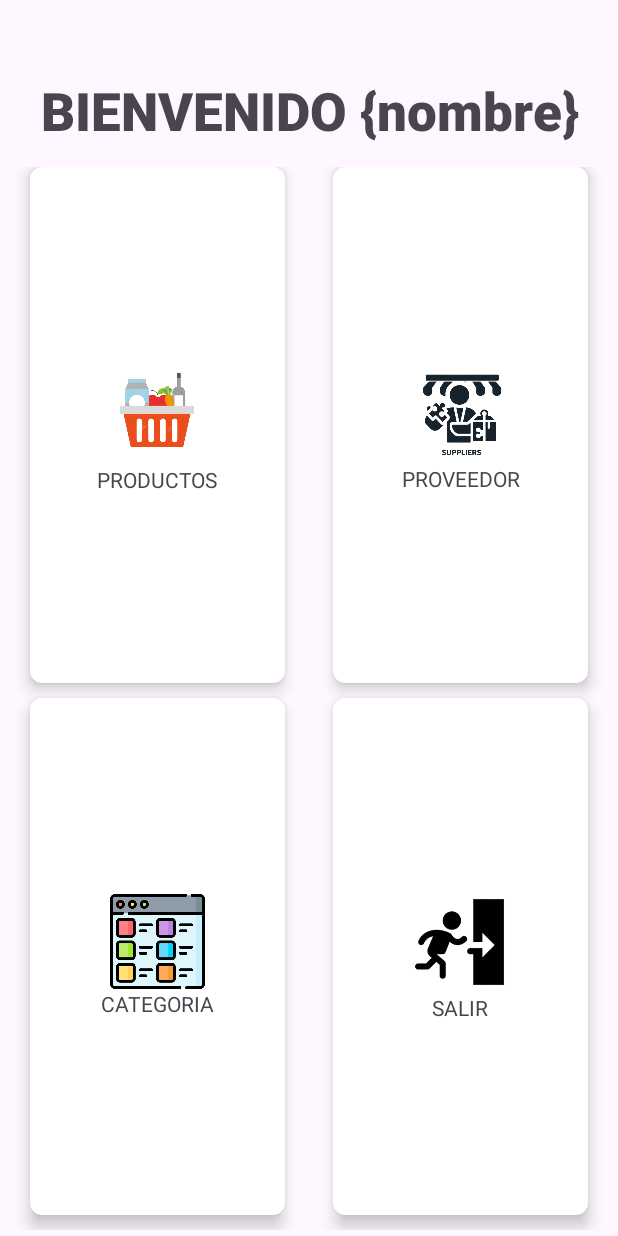
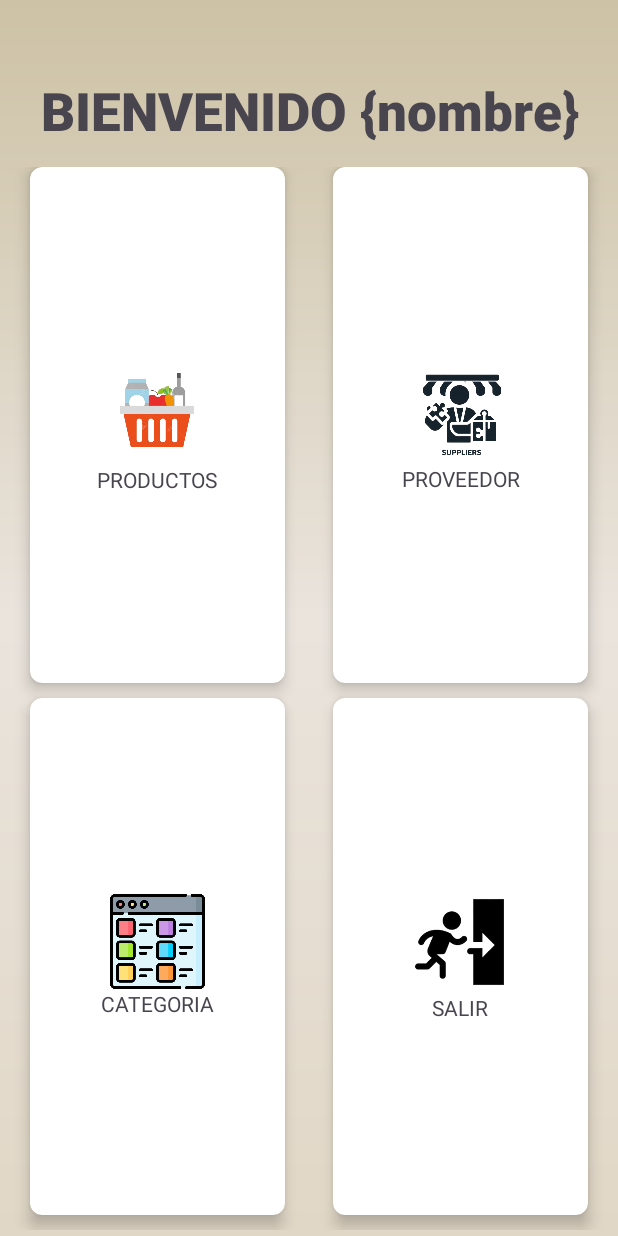
Before and after one commit to LuZRQ/ProyectoMovCatProv, an Android app: the Home screen opened directly, with no data from a screen before it, on a phone screen of 412 x 824 dp. Run offline under Robolectric (Android 15) with nearby library versions, the phone set to English and light mode, and no system bars.

Commit message:
Se actualizo

```diff
--- /dev/null
+++ b/app/src/main/res/drawable/fondop.xml
@@ -0,0 +1,16 @@
+<?xml version="1.0" encoding="utf-8"?>
+<shape xmlns:android="http://schemas.android.com/apk/res/android">
+
+
+
+
+
+    <gradient
+        android:type="linear"
+        android:startColor="@color/color1"
+        android:centerColor="@color/color3"
+        android:endColor="@color/color2"
+        android:angle="50"
+        android:gradientRadius="200dp"/>
+
+</shape>
--- a/app/src/main/res/layout/activity_calcular_iva.xml
+++ b/app/src/main/res/layout/activity_calcular_iva.xml
@@ -5,6 +5,7 @@
     android:id="@+id/main"
     android:layout_width="match_parent"
     android:layout_height="match_parent"
+    android:background="@drawable/fondop"
     tools:context=".CalcularIva">
 
     <LinearLayout
--- a/app/src/main/res/layout/activity_categoria.xml
+++ b/app/src/main/res/layout/activity_categoria.xml
@@ -5,6 +5,7 @@
     android:id="@+id/main"
     android:layout_width="match_parent"
     android:layout_height="match_parent"
+    android:background="@drawable/fondop"
     tools:context=".Categoria">
     <!-- Imagen de fondo con texto grande "Categoría" -->
     <ImageView
--- a/app/src/main/res/layout/activity_home.xml
+++ b/app/src/main/res/layout/activity_home.xml
@@ -5,6 +5,7 @@
     android:id="@+id/main"
     android:layout_width="match_parent"
     android:layout_height="match_parent"
+    android:background="@drawable/fondop"
     tools:context=".Home">
 
     <TextView
@@ -49,6 +50,7 @@
             android:layout_marginLeft="16dp"
             android:layout_marginRight="16dp"
             android:layout_marginBottom="10dp"
+            android:background="@color/color3"
             android:foreground="?selectableItemBackground"
             app:cardCornerRadius="8dp"
             app:cardElevation="6dp"
@@ -85,6 +87,7 @@
             android:layout_marginLeft="16dp"
             android:layout_marginRight="16dp"
             android:layout_marginBottom="10dp"
+            android:background="@color/color3"
             android:foreground="?selectableItemBackground"
             app:cardCornerRadius="8dp"
             app:cardElevation="6dp"
@@ -121,6 +124,7 @@
             android:layout_marginLeft="16dp"
             android:layout_marginRight="16dp"
             android:layout_marginBottom="10dp"
+            android:background="@color/color3"
             android:foreground="?selectableItemBackground"
             app:cardCornerRadius="8dp"
             app:cardElevation="6dp"
--- a/app/src/main/res/layout/activity_main.xml
+++ b/app/src/main/res/layout/activity_main.xml
@@ -5,6 +5,7 @@
     android:id="@+id/main"
     android:layout_width="match_parent"
     android:layout_height="match_parent"
+    android:background="@drawable/fondop"
     tools:context=".MainActivity">
 
     <TextView
--- a/app/src/main/res/layout/activity_proveedores.xml
+++ b/app/src/main/res/layout/activity_proveedores.xml
@@ -5,6 +5,7 @@
     android:id="@+id/main"
     android:layout_width="match_parent"
     android:layout_height="match_parent"
+    android:background="@drawable/fondop"
     tools:context=".Proveedores">
     <!-- Imagen de fondo con texto grande "Proveedores" -->
     <ImageView
--- a/app/src/main/res/layout/activity_regis_product.xml
+++ b/app/src/main/res/layout/activity_regis_product.xml
@@ -5,6 +5,7 @@
     android:id="@+id/main"
     android:layout_width="match_parent"
     android:layout_height="match_parent"
+    android:background="@drawable/fondop"
     tools:context=".RegisProduct">
 
 
--- a/app/src/main/res/values/colors.xml
+++ b/app/src/main/res/values/colors.xml
@@ -3,9 +3,9 @@
     <color name="black">#FF000000</color>
     <color name="white">#FFFFFFFF</color>
 
-    <color name="color1">#8A0303</color>
-    <color name="color2">#A52A2A</color>
-    <color name="color3">#7B241C</color>
+    <color name="color1">#CDC2A5</color>
+    <color name="color2">#E1D7C6</color>
+    <color name="color3">#EAE4DD</color>
     <color name="color4">#E74C3C</color>
 
 
```
Also changed, not shown: app/src/main/java/com/example/proymovv2/RegisProduct.kt (+8 -19 lines).
